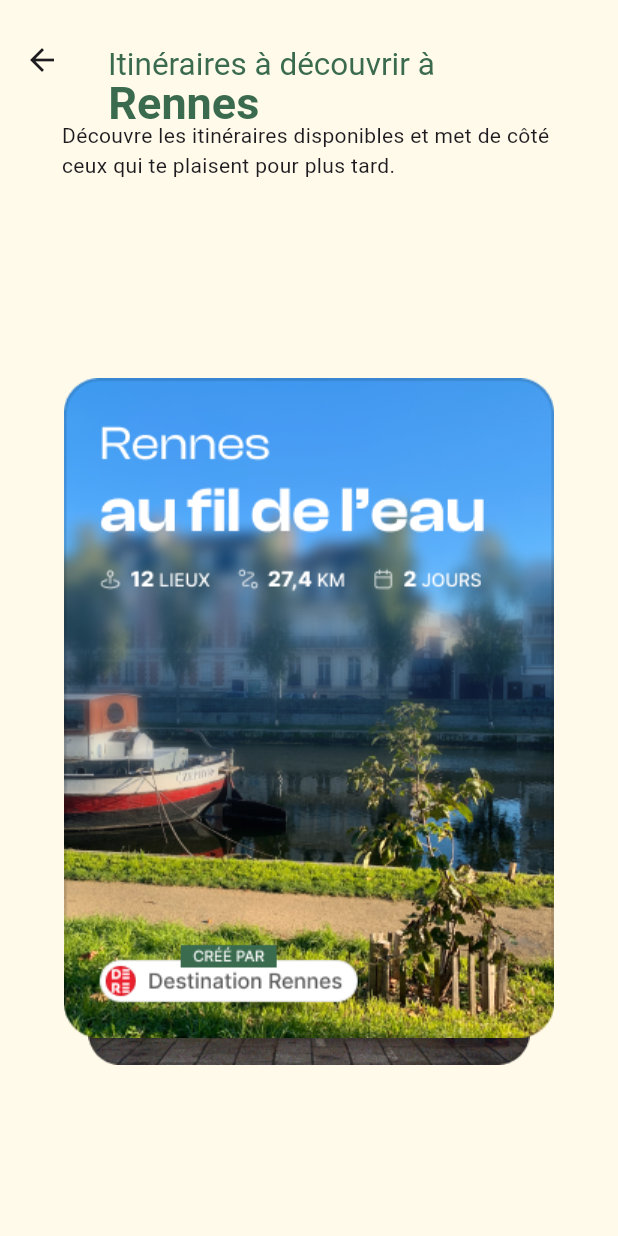
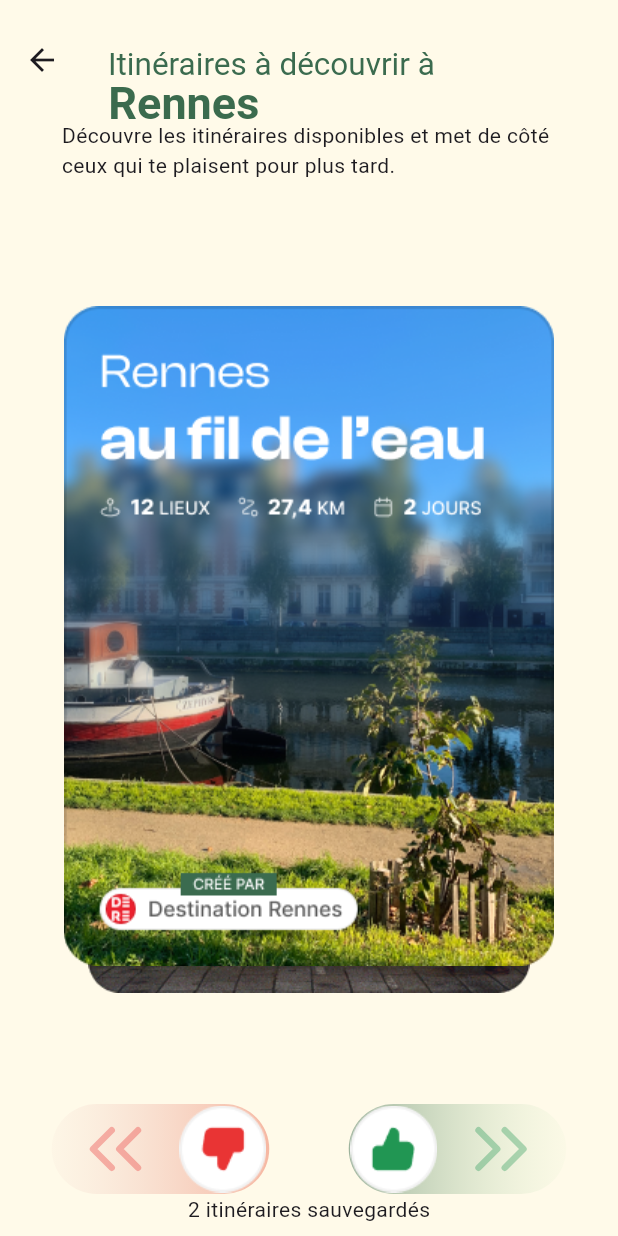
Before and after one commit to Ddg80/lamna, a Flutter app: the ItineraryPage screen opened directly, on a phone screen of 412 x 824 dp. Run offline on Flutter 3.47's test engine with Material 3 defaults, Android fonts, the phone set to English and light mode, and no system bars; drawn by our look-alikes of flutter_card_swiper; our stand-ins replace carousel_slider, flutter_svg; Roboto replaces fonts that are missing (Clash Display Variable).

Commit message:
Add button like and dislike

```diff
--- a/lib/pages/itinerary_page.dart
+++ b/lib/pages/itinerary_page.dart
@@ -1,5 +1,8 @@
+import 'dart:developer';
+
 import 'package:flutter/material.dart';
 import 'package:flutter_card_swiper/flutter_card_swiper.dart';
+import 'package:flutter_svg/flutter_svg.dart';
 import 'package:lamna/models/itinerary.dart';
 import 'package:lamna/utils/constants/color_constants.dart';
 import 'package:lamna/utils/widgets/itinerary/title_itinerary.dart';
@@ -16,6 +19,20 @@ class _ItineraryPageState extends State<ItineraryPage> {
   @override
   void initState() {
     super.initState();
+  }
+
+  _likeAction() {
+    controller.swipeRight();
+  }
+
+  _nopeAction() {
+    controller.swipeLeft();
+  }
+
+  @override
+  void dispose() {
+    controller.dispose();
+    super.dispose();
   }
 
   @override
@@ -41,6 +58,8 @@ class _ItineraryPageState extends State<ItineraryPage> {
             child: CardSwiper(
               controller: controller,
               cardsCount: itineraries.length,
+              onSwipe: _onSwipe,
+              onUndo: _onUndo,
               cardBuilder: (
                 context,
                 index,
@@ -55,8 +74,126 @@ class _ItineraryPageState extends State<ItineraryPage> {
               ),
             ),
           ),
+          Padding(
+            padding: const EdgeInsets.all(8.0),
+            child: Column(
+              mainAxisAlignment: MainAxisAlignment.end,
+              crossAxisAlignment: CrossAxisAlignment.start,
+              children: [
+                Material(
+                  color: Colors.transparent,
+                  child: Row(
+                    mainAxisAlignment: MainAxisAlignment.spaceAround,
+                    children: [
+                      InkWell(
+                        borderRadius: BorderRadius.circular(100),
+                        onTap: () {
+                          _likeAction();
+                        },
+                        child: Container(
+                          height: 60,
+                          width: 145,
+                          decoration: BoxDecoration(
+                            shape: BoxShape.rectangle,
+                            borderRadius: BorderRadius.circular(35),
+                            gradient: LinearGradient(
+                              colors: [
+                                ColorConstants.redBlurSecondaryColor
+                                    .withOpacity(0.05),
+                                ColorConstants.redDarkAppColor.withOpacity(.5),
+                              ],
+                            ),
+                          ),
+                          child: Row(
+                            mainAxisAlignment: MainAxisAlignment.start,
+                            children: [
+                              SvgPicture.asset(
+                                'assets/icons/chevron-left-double.svg',
+                                width: 85,
+                              ),
+                              Image.asset(
+                                'assets/icons/unlike.png',
+                                width: 58,
+                                height: 58,
+                              ),
+                            ],
+                          ),
+                        ),
+                      ),
+                      InkWell(
+                        borderRadius: BorderRadius.circular(100),
+                        onTap: () {
+                          _nopeAction();
+                        },
+                        child: Container(
+                          height: 60,
+                          width: 145,
+                          decoration: BoxDecoration(
+                            shape: BoxShape.rectangle,
+                            borderRadius: BorderRadius.circular(35),
+                            gradient: LinearGradient(
+                              colors: [
+                                ColorConstants.greenDarkAppColor
+                                    .withOpacity(.5),
+                                ColorConstants.greenBlurSecondaryColor
+                                    .withOpacity(0.05)
+                              ],
+                            ),
+                          ),
+                          child: Center(
+                            child: Row(
+                              mainAxisAlignment: MainAxisAlignment.center,
+                              children: [
+                                Image.asset(
+                                  'assets/icons/like.png',
+                                  width: 58,
+                                  height: 58,
+                                ),
+                                SvgPicture.asset(
+                                  'assets/icons/chevron-right-double.svg',
+                                  width: 85,
+                                ),
+                              ],
+                            ),
+                          ),
+                        ),
+                      )
+                    ],
+                  ),
+                ),
+                SizedBox(
+                  width: MediaQuery.of(context).size.width,
+                  child: const Center(
+                    child: Text('2 itinéraires sauvegardés'),
+                  ),
+                ),
+              ],
+            ),
+          )
         ],
       ),
     );
   }
+
+  bool _onSwipe(
+    int previousIndex,
+    int? currentIndex,
+    CardSwiperDirection direction,
+  ) {
+    debugPrint(
+      'The card $previousIndex was swiped to the ${direction.name}. Now the card $currentIndex is on top',
+    );
+    return true;
+  }
+
+  bool _onUndo(
+    int? previousIndex,
+    int currentIndex,
+    CardSwiperDirection direction,
+  ) {
+    debugPrint(
+      'The card $currentIndex was undod from the ${direction.name}',
+    );
+    return true;
+  }
 }
--- a/lib/utils/constants/color_constants.dart
+++ b/lib/utils/constants/color_constants.dart
@@ -20,4 +20,6 @@ class ColorConstants {
   static Color whiteAppColor = Colors.white;
   static Color blackAppColor = Colors.black;
   static Color greyAppColor = hexToColor('#C2C2C2');
+  static Color redBlurSecondaryColor = hexToColor('#E3ADAD');
+  static Color greenBlurSecondaryColor = hexToColor('#B6E3AD');
 }
--- a/pubspec.yaml
+++ b/pubspec.yaml
@@ -49,6 +49,10 @@ flutter:
     - assets/itineraryCards/route4.png
     - assets/itineraryCards/route5.png
     - assets/itineraryCards/route6.png
+    - assets/icons/chevron-left-double.svg
+    - assets/icons/chevron-right-double.svg
+    - assets/icons/like.png
+    - assets/icons/unlike.png
   fonts:
     - family: ClashDisplay
       fonts:
```
Also changed, not shown: assets/icons/chevron-left-double.svg (added), assets/icons/chevron-right-double.svg (added), assets/icons/like.png (added), assets/icons/unlike.png (added).
